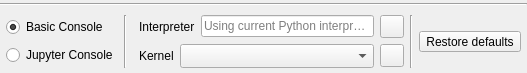
Qt form spine_items/tool/ui/python_kernel_spec_options.ui (spine-tools/spine-items) before a commit.
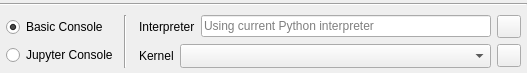
The same form after that commit. Icons and pictures are not drawn.

Commit message:
Remove set Set defaults button from Tool's Python and Julia settings
We now always use the global interpreter/executable from application settings
if none is excplicitly set in Tool Specification.

Re spine-tools/Spine-Toolbox#2446

```diff
--- a/spine_items/tool/ui/python_kernel_spec_options.ui
+++ b/spine_items/tool/ui/python_kernel_spec_options.ui
@@ -194,30 +194,6 @@
        </item>
       </layout>
      </item>
-     <item>
-      <widget class="Line" name="line_2">
-       <property name="orientation">
-        <enum>Qt::Vertical</enum>
-       </property>
-      </widget>
-     </item>
-     <item>
-      <widget class="QToolButton" name="toolButton_set_defaults">
-       <property name="toolTip">
-        <string>&lt;html&gt;&lt;head/&gt;&lt;body&gt;&lt;p&gt;Apply default execution settings (from Settings-&amp;gt;Tools).&lt;/p&gt;&lt;p&gt;Disabled when default settings are already applied.&lt;/p&gt;&lt;/body&gt;&lt;/html&gt;</string>
-       </property>
-       <property name="text">
-        <string>Restore defaults</string>
-       </property>
-       <property name="icon">
-        <iconset resource="../../ui/resources/resources_icons.qrc">
-         <normaloff>:/icons/share.svg</normaloff>:/icons/share.svg</iconset>
-       </property>
-       <property name="toolButtonStyle">
-        <enum>Qt::ToolButtonTextUnderIcon</enum>
-       </property>
-      </widget>
-     </item>
     </layout>
    </item>
   </layout>
```
Left out of the diff: 1 changed line with no effect on the pictures. The commit also changes 13 other files.
